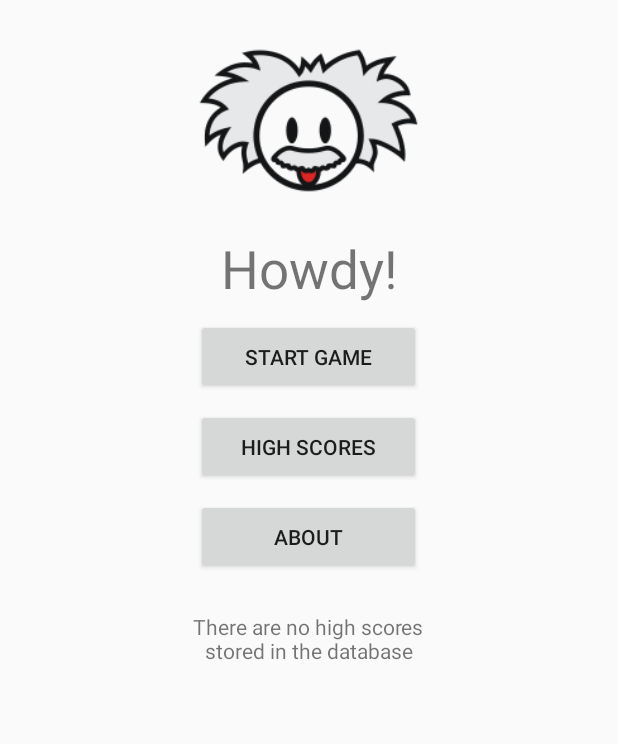
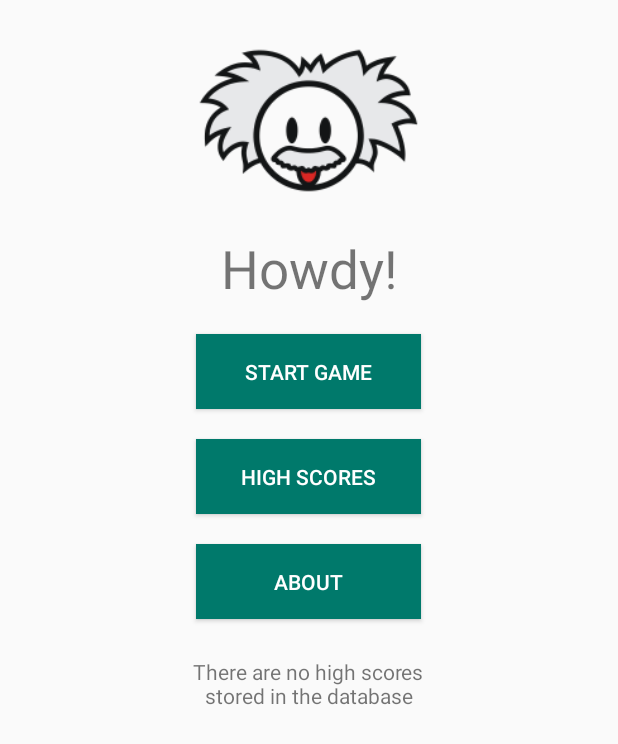
Before and after one commit to City-of-Bath-College/android-assignment-soosgyul, an Android app: the screen it shows after launch (IntroductionActivity), on a phone screen of 412 x 824 dp. Shown: the top 744 px of the screen. Run offline under Robolectric (Android 15) with nearby library versions, the phone set to English and light mode, and no system bars; libraries missing offline, so code that uses them is left out: io.paperdb; 2 statements that could not run were skipped.

Commit message:
materialised the buttons

```diff
--- a/QuestionApp/app/build.gradle
+++ b/QuestionApp/app/build.gradle
@@ -1,4 +1,5 @@
 apply plugin: 'com.android.application'
+
 
 android {
     compileSdkVersion 23
--- a/QuestionApp/app/src/main/res/layout-land/activity_introduction.xml
+++ b/QuestionApp/app/src/main/res/layout-land/activity_introduction.xml
@@ -27,32 +27,38 @@
         android:id="@+id/btnStartGame"
         android:text="Start game"
         android:layout_width="150sp"
-        android:layout_height="90sp"
-        android:layout_marginTop="25sp"
+        android:layout_height="70sp"
+        android:layout_marginTop="35sp"
         android:layout_centerHorizontal="true"
         android:layout_alignParentRight="true"
         android:layout_marginRight="25sp"
+        android:background="#00796B"
+        android:textColor="#FFFFFF"
         />
 
     <Button
         android:id="@+id/btnStats"
         android:text="High Scores"
         android:layout_width="150sp"
-        android:layout_height="90sp"
+        android:layout_height="70sp"
         android:layout_below="@+id/btnStartGame"
-        android:layout_marginTop="5sp"
+        android:layout_marginTop="25sp"
         android:layout_alignLeft="@id/btnStartGame"
-        android:layout_centerHorizontal="true" />
+        android:layout_centerHorizontal="true"
+        android:background="#00796B"
+        android:textColor="#FFFFFF"/>
 
     <Button
         android:id="@+id/btnAbout"
         android:text="About"
         android:layout_width="150sp"
-        android:layout_height="90sp"
+        android:layout_height="70sp"
         android:layout_below="@+id/btnStats"
-        android:layout_marginTop="5sp"
+        android:layout_marginTop="25sp"
         android:layout_alignLeft="@id/btnStartGame"
-        android:layout_centerHorizontal="true"/>
+        android:layout_centerHorizontal="true"
+        android:background="#00796B"
+        android:textColor="#FFFFFF"/>
 
     <TextView
         android:id="@+id/txtHighScore"
--- a/QuestionApp/app/src/main/res/layout-land/row_highscore.xml
+++ b/QuestionApp/app/src/main/res/layout-land/row_highscore.xml
@@ -12,9 +12,10 @@
     android:layout_height="wrap_content"
     android:textSize="15sp"
     android:padding="15sp"
-        android:layout_marginBottom="10sp"
+    android:layout_marginBottom="10sp"
     android:textColor="#FFFFFF"
     android:background="#00897B"
-    android:text="Gyula on 2015/11/11 \nScored: 5"/>
+    android:text="Gyula on 2015/11/11 \nScored: 5"
+    android:elevation="4dp"/>
 
 </LinearLayout>
--- a/QuestionApp/app/src/main/res/layout/activity_introduction.xml
+++ b/QuestionApp/app/src/main/res/layout/activity_introduction.xml
@@ -29,8 +29,10 @@
         android:layout_width="150sp"
         android:layout_height="50sp"
         android:layout_below="@+id/txtGreeting"
-        android:layout_marginTop="10sp"
-        android:layout_centerHorizontal="true"/>
+        android:layout_marginTop="20sp"
+        android:layout_centerHorizontal="true"
+        android:background="#00796B"
+        android:textColor="#FFFFFF"/>
 
     <Button
         android:id="@+id/btnStats"
@@ -38,8 +40,10 @@
         android:layout_width="150sp"
         android:layout_height="50sp"
         android:layout_below="@+id/btnStartGame"
-        android:layout_marginTop="10sp"
-        android:layout_centerHorizontal="true"/>
+        android:layout_marginTop="20sp"
+        android:layout_centerHorizontal="true"
+        android:background="#00796B"
+        android:textColor="#FFFFFF"/>
 
     <Button
         android:id="@+id/btnAbout"
@@ -47,8 +51,11 @@
         android:layout_width="150sp"
         android:layout_height="50sp"
         android:layout_below="@+id/btnStats"
-        android:layout_marginTop="10sp"
-        android:layout_centerHorizontal="true"/>
+        android:layout_marginTop="20sp"
+        android:layout_centerHorizontal="true"
+        android:background="#00796B"
+        android:textColor="#FFFFFF"
+        />
 
     <TextView
         android:id="@+id/txtHighScore"
--- a/QuestionApp/app/src/main/res/layout/activity_main.xml
+++ b/QuestionApp/app/src/main/res/layout/activity_main.xml
@@ -39,7 +39,9 @@
         android:text="Option 1"
         android:layout_margin="10dp"
         android:layout_below="@+id/lblQuestion"
-        android:layout_alignParentLeft="true"/>
+        android:layout_alignParentLeft="true"
+        android:background="#00796B"
+        android:textColor="#FFFFFF"/>
 
     <Button
         android:id="@+id/btnFalse"
@@ -49,6 +51,8 @@
         android:layout_below="@+id/lblQuestion"
         android:layout_alignParentRight="true"
         android:layout_margin="10dp"
+        android:background="#00796B"
+        android:textColor="#FFFFFF"
         />
 
     <TextView
--- a/QuestionApp/app/src/main/res/layout/row_highscore.xml
+++ b/QuestionApp/app/src/main/res/layout/row_highscore.xml
@@ -15,6 +15,7 @@
     android:layout_marginBottom="10sp"
     android:textColor="#FFFFFF"
     android:background="#00897B"
-    android:text="Gyula on 2015/11/11 \nScored: 5"/>
+    android:text="Gyula on 2015/11/11 \nScored: 5"
+    android:elevation="4dp"/>
 
 </LinearLayout>
--- a/QuestionApp/app/src/main/res/values/styles.xml
+++ b/QuestionApp/app/src/main/res/values/styles.xml
@@ -7,4 +7,5 @@
         <item name="colorPrimaryDark">@color/ColorPrimaryDark</item>
     </style>
 
+
 </resources>
```
Also changed, not shown: QuestionApp/app/src/main/res/layout-land/activity_main.xml (+7 -2 lines), 4 other files.
